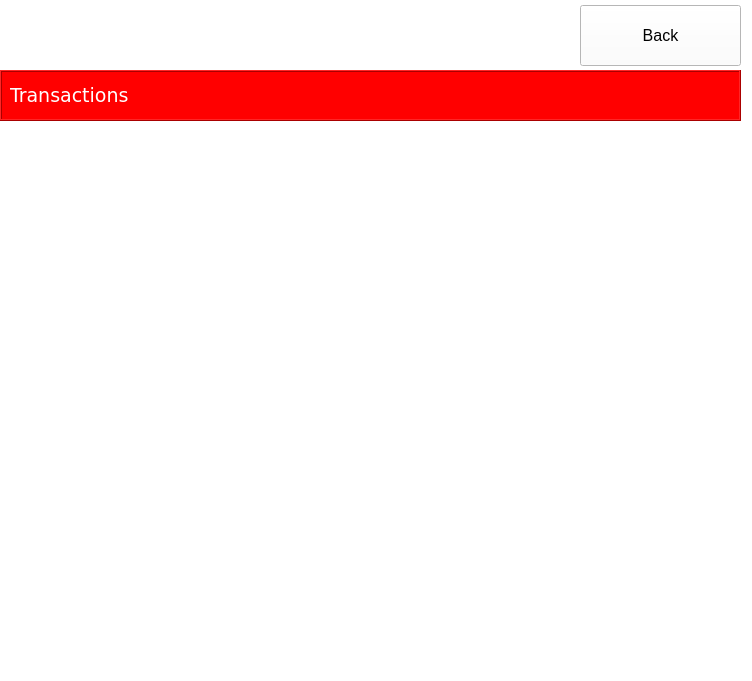
tvt20kmo-ohjelmistokehitysprojekti/Group7, file ATM/transactions.ui: the form before one commit.
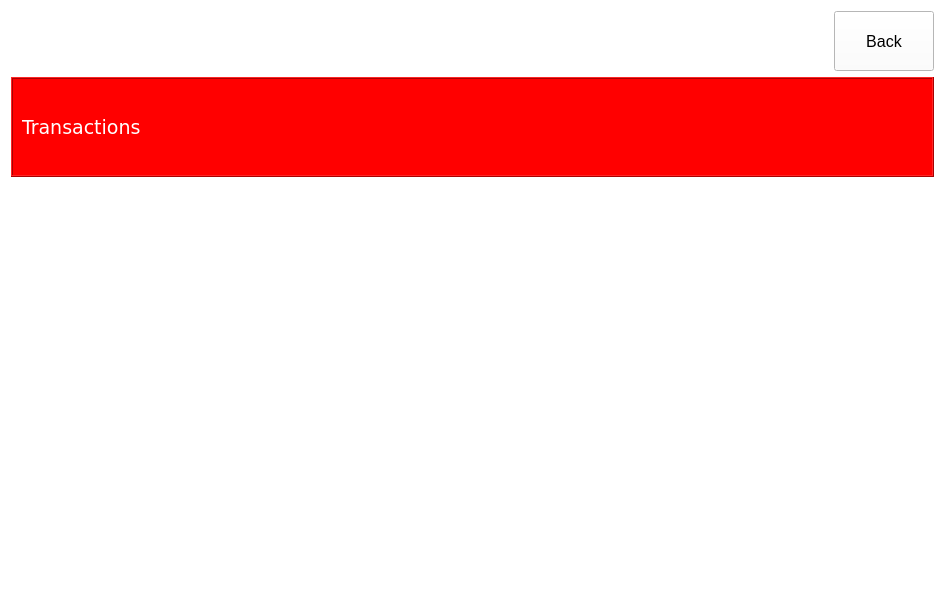
The form after the commit. Icons and pictures are not drawn.

Patch:
```diff
--- a/ATM/transactions.ui
+++ b/ATM/transactions.ui
@@ -6,8 +6,8 @@
    <rect>
     <x>0</x>
     <y>0</y>
-    <width>752</width>
-    <height>681</height>
+    <width>945</width>
+    <height>610</height>
    </rect>
   </property>
   <property name="windowTitle">
@@ -16,54 +16,9 @@
   <property name="styleSheet">
    <string notr="true">background-color:white;</string>
   </property>
-  <widget class="QPushButton" name="pushButton">
-   <property name="geometry">
-    <rect>
-     <x>580</x>
-     <y>5</y>
-     <width>161</width>
-     <height>61</height>
-    </rect>
-   </property>
-   <property name="font">
-    <font>
-     <pointsize>12</pointsize>
-    </font>
-   </property>
-   <property name="text">
-    <string>Back</string>
-   </property>
-  </widget>
-  <widget class="QListWidget" name="trView">
-   <property name="geometry">
-    <rect>
-     <x>20</x>
-     <y>150</y>
-     <width>691</width>
-     <height>381</height>
-    </rect>
-   </property>
-   <property name="font">
-    <font>
-     <pointsize>18</pointsize>
-    </font>
-   </property>
-   <property name="frameShape">
-    <enum>QFrame::NoFrame</enum>
-   </property>
-   <property name="frameShadow">
-    <enum>QFrame::Sunken</enum>
-   </property>
-  </widget>
+  <layout class="QGridLayout" name="gridLayout">
+   <item row="0" column="0">
   <widget class="QLabel" name="imgLbl">
-   <property name="geometry">
-    <rect>
-     <x>10</x>
-     <y>5</y>
-     <width>191</width>
-     <height>61</height>
-    </rect>
-   </property>
    <property name="frameShape">
     <enum>QFrame::NoFrame</enum>
    </property>
@@ -77,14 +32,56 @@
     <pixmap>ATM_Logo.bmp</pixmap>
    </property>
   </widget>
+   </item>
+   <item row="0" column="1">
+    <widget class="QPushButton" name="pushButton">
+     <property name="sizePolicy">
+      <sizepolicy hsizetype="Minimum" vsizetype="Minimum">
+       <horstretch>0</horstretch>
+       <verstretch>0</verstretch>
+      </sizepolicy>
+     </property>
+     <property name="minimumSize">
+      <size>
+       <width>100</width>
+       <height>60</height>
+      </size>
+     </property>
+     <property name="maximumSize">
+      <size>
+       <width>100</width>
+       <height>60</height>
+      </size>
+     </property>
+     <property name="font">
+      <font>
+       <pointsize>12</pointsize>
+      </font>
+     </property>
+     <property name="text">
+      <string>Back</string>
+     </property>
+    </widget>
+   </item>
+   <item row="1" column="0" colspan="2">
   <widget class="QFrame" name="frame">
-   <property name="geometry">
-    <rect>
-     <x>0</x>
-     <y>70</y>
-     <width>741</width>
-     <height>51</height>
-    </rect>
+     <property name="sizePolicy">
+      <sizepolicy hsizetype="Minimum" vsizetype="Minimum">
+       <horstretch>0</horstretch>
+       <verstretch>0</verstretch>
+      </sizepolicy>
+     </property>
+     <property name="minimumSize">
+      <size>
+       <width>400</width>
+       <height>100</height>
+      </size>
+     </property>
+     <property name="maximumSize">
+      <size>
+       <width>16777215</width>
+       <height>100</height>
+      </size>
    </property>
    <property name="palette">
     <palette>
@@ -224,6 +221,15 @@
         </color>
        </brush>
       </colorrole>
+        <colorrole role="PlaceholderText">
+         <brush brushstyle="NoBrush">
+          <color alpha="128">
+           <red>0</red>
+           <green>0</green>
+           <blue>0</blue>
+          </color>
+         </brush>
+        </colorrole>
      </active>
      <inactive>
       <colorrole role="WindowText">
@@ -361,6 +367,15 @@
         </color>
        </brush>
       </colorrole>
+        <colorrole role="PlaceholderText">
+         <brush brushstyle="NoBrush">
+          <color alpha="128">
+           <red>0</red>
+           <green>0</green>
+           <blue>0</blue>
+          </color>
+         </brush>
+        </colorrole>
      </inactive>
      <disabled>
       <colorrole role="WindowText">
@@ -498,6 +513,15 @@
         </color>
        </brush>
       </colorrole>
+        <colorrole role="PlaceholderText">
+         <brush brushstyle="NoBrush">
+          <color alpha="128">
+           <red>0</red>
+           <green>0</green>
+           <blue>0</blue>
+          </color>
+         </brush>
+        </colorrole>
      </disabled>
     </palette>
    </property>
@@ -513,15 +537,9 @@
    <property name="frameShadow">
     <enum>QFrame::Raised</enum>
    </property>
+     <layout class="QGridLayout" name="gridLayout_2">
+      <item row="0" column="0">
    <widget class="QLabel" name="nameLbl">
-    <property name="geometry">
-     <rect>
-      <x>10</x>
-      <y>10</y>
-      <width>181</width>
-      <height>31</height>
-     </rect>
-    </property>
     <property name="font">
      <font>
       <family>Verdana</family>
@@ -538,7 +556,26 @@
      <enum>Qt::AutoText</enum>
     </property>
    </widget>
-  </widget>
+      </item>
+     </layout>
+    </widget>
+   </item>
+   <item row="2" column="0" colspan="2">
+    <widget class="QListWidget" name="trView">
+     <property name="font">
+      <font>
+       <pointsize>18</pointsize>
+      </font>
+     </property>
+     <property name="frameShape">
+      <enum>QFrame::NoFrame</enum>
+     </property>
+     <property name="frameShadow">
+      <enum>QFrame::Sunken</enum>
+     </property>
+    </widget>
+   </item>
+  </layout>
  </widget>
  <resources/>
  <connections/>
```
Lines whose indentation alone changed are shown as unchanged.
